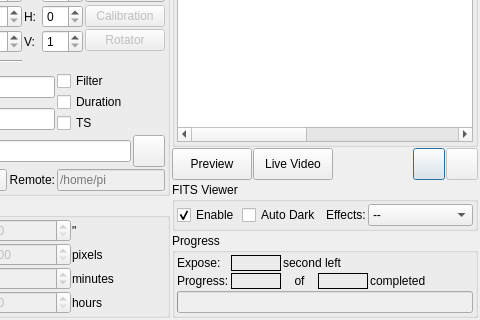
This is kstars/ekos/capture/capture.ui in KDE/kstars as Qt 5 draws it before an edit; both pictures show x 164 to 644 and y 217 to 537 of the 644 by 537 pixel window. The edited form follows.
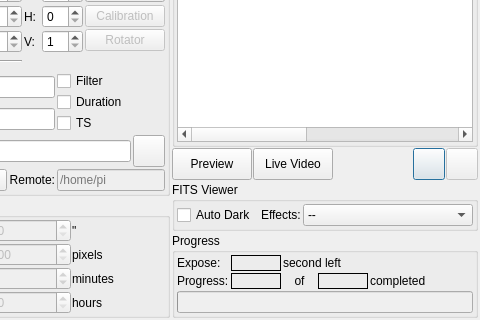
This is the edited form.

Commit message: Add separate options for using FITS Viewer externally and using the embedded summary screen viewer. Remove the fits viewer checkbox from Capture module as it is confusing

The edit to the form file:
```diff
--- a/kstars/ekos/capture/capture.ui
+++ b/kstars/ekos/capture/capture.ui
@@ -1687,25 +1687,6 @@
           <property name="bottomMargin">
            <number>2</number>
           </property>
-          <item>
-           <widget class="QCheckBox" name="useFITSViewerInCapture">
-            <property name="sizePolicy">
-             <sizepolicy hsizetype="Minimum" vsizetype="Fixed">
-              <horstretch>0</horstretch>
-              <verstretch>0</verstretch>
-             </sizepolicy>
-            </property>
-            <property name="toolTip">
-             <string>Display captured images in external FITS Viewer.</string>
-            </property>
-            <property name="text">
-             <string>Enable</string>
-            </property>
-            <property name="checked">
-             <bool>true</bool>
-            </property>
-           </widget>
-          </item>
           <item>
            <widget class="QCheckBox" name="darkSubCheck">
             <property name="sizePolicy">
```
The commit also changes 8 other files.
